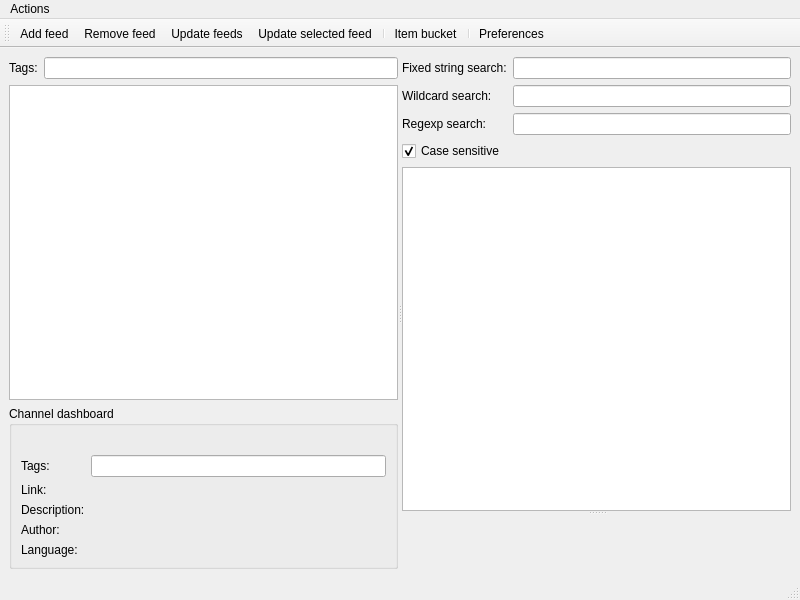
Before: the Qt Designer form src/plugins/aggregator/mainwindow.ui in 0xd34df00d/leechcraft, drawn with Qt 5.
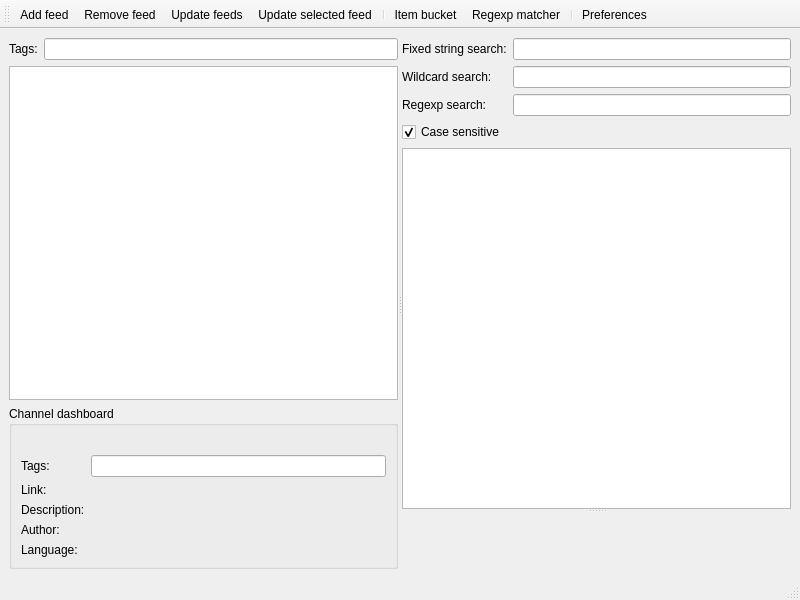
After: the same form once the commit is applied. Icons and pictures are not drawn. Custom widgets are drawn as their Qt base class.

Patch:
```diff
--- a/src/plugins/aggregator/mainwindow.ui
+++ b/src/plugins/aggregator/mainwindow.ui
@@ -20,9 +20,9 @@
    <property name="geometry" >
     <rect>
      <x>0</x>
-     <y>65</y>
+     <y>39</y>
      <width>800</width>
-     <height>516</height>
+     <height>542</height>
     </rect>
    </property>
    <layout class="QGridLayout" name="gridLayout" >
@@ -153,7 +153,7 @@
         </item>
        </layout>
       </widget>
-      <widget class="QWidget" name="" >
+      <widget class="QWidget" name="layoutWidget" >
        <layout class="QVBoxLayout" name="verticalLayout_2" >
         <item>
          <layout class="QGridLayout" >
@@ -224,27 +224,6 @@
     </item>
    </layout>
   </widget>
-  <widget class="QMenuBar" name="menubar" >
-   <property name="geometry" >
-    <rect>
-     <x>0</x>
-     <y>0</y>
-     <width>800</width>
-     <height>26</height>
-    </rect>
-   </property>
-   <widget class="QMenu" name="menuActions" >
-    <property name="title" >
-     <string>Actions</string>
-    </property>
-    <addaction name="ActionAddFeed_" />
-    <addaction name="ActionRemoveFeed_" />
-    <addaction name="ActionUpdateFeeds_" />
-    <addaction name="separator" />
-    <addaction name="ActionPreferences_" />
-   </widget>
-   <addaction name="menuActions" />
-  </widget>
   <widget class="QStatusBar" name="statusbar" >
    <property name="geometry" >
     <rect>
@@ -259,7 +238,7 @@
    <property name="geometry" >
     <rect>
      <x>0</x>
-     <y>26</y>
+     <y>0</y>
      <width>800</width>
      <height>39</height>
     </rect>
@@ -279,6 +258,7 @@
    <addaction name="ActionUpdateSelectedFeed_" />
    <addaction name="separator" />
    <addaction name="ActionItemBucket_" />
+   <addaction name="ActionRegexpMatcher_" />
    <addaction name="separator" />
    <addaction name="ActionPreferences_" />
   </widget>
@@ -352,19 +332,24 @@
     <string>Item bucket...</string>
    </property>
   </action>
+  <action name="ActionRegexpMatcher_" >
+   <property name="text" >
+    <string>Regexp matcher</string>
+   </property>
+  </action>
  </widget>
  <customwidgets>
-  <customwidget>
-   <class>TagsLineEdit</class>
-   <extends>QLineEdit</extends>
-   <header>../../plugininterface/tagslineedit.h</header>
-  </customwidget>
   <customwidget>
    <class>BrowserWidget</class>
    <extends>QWidget</extends>
    <header>browserwidget.h</header>
    <container>1</container>
   </customwidget>
+  <customwidget>
+   <class>TagsLineEdit</class>
+   <extends>QLineEdit</extends>
+   <header>../../plugininterface/tagslineedit.h</header>
+  </customwidget>
  </customwidgets>
  <resources>
   <include location="resources.qrc" />
```
